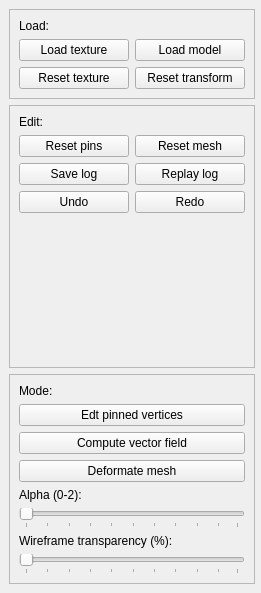
The window that GUI/SidePanel.ui (maximlevitsky/animations-editor-bdmorph) describes before a commit, drawn with Qt 5.
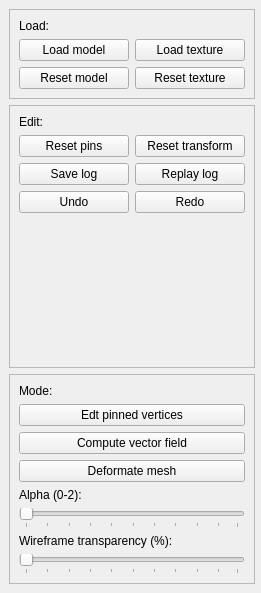
The same window after the commit.

What changed in the file:
```diff
--- a/GUI/SidePanel.ui
+++ b/GUI/SidePanel.ui
@@ -64,13 +64,6 @@
        </item>
        <item>
         <layout class="QHBoxLayout" name="horizontalLayout">
-         <item>
-          <widget class="QPushButton" name="btnLoadTexture">
-           <property name="text">
-            <string>Load texture</string>
-           </property>
-          </widget>
-         </item>
          <item>
           <widget class="QPushButton" name="btnLoadModel">
            <property name="text">
@@ -78,10 +71,24 @@
            </property>
           </widget>
          </item>
+         <item>
+          <widget class="QPushButton" name="btnLoadTexture">
+           <property name="text">
+            <string>Load texture</string>
+           </property>
+          </widget>
+         </item>
         </layout>
        </item>
        <item>
         <layout class="QHBoxLayout" name="horizontalLayout_4">
+         <item>
+          <widget class="QPushButton" name="btnResetMesh">
+           <property name="text">
+            <string>Reset model</string>
+           </property>
+          </widget>
+         </item>
          <item>
           <widget class="QPushButton" name="btnResetTexture">
            <property name="text">
@@ -89,13 +96,6 @@
            </property>
           </widget>
          </item>
-         <item>
-          <widget class="QPushButton" name="btnResetTransform">
-           <property name="text">
-            <string>Reset transform</string>
-           </property>
-          </widget>
-         </item>
         </layout>
        </item>
       </layout>
@@ -127,9 +127,9 @@
           </widget>
          </item>
          <item>
-          <widget class="QPushButton" name="btnResetMesh">
+          <widget class="QPushButton" name="btnResetTransform">
            <property name="text">
-            <string>Reset mesh</string>
+            <string>Reset transform</string>
            </property>
           </widget>
          </item>
```
